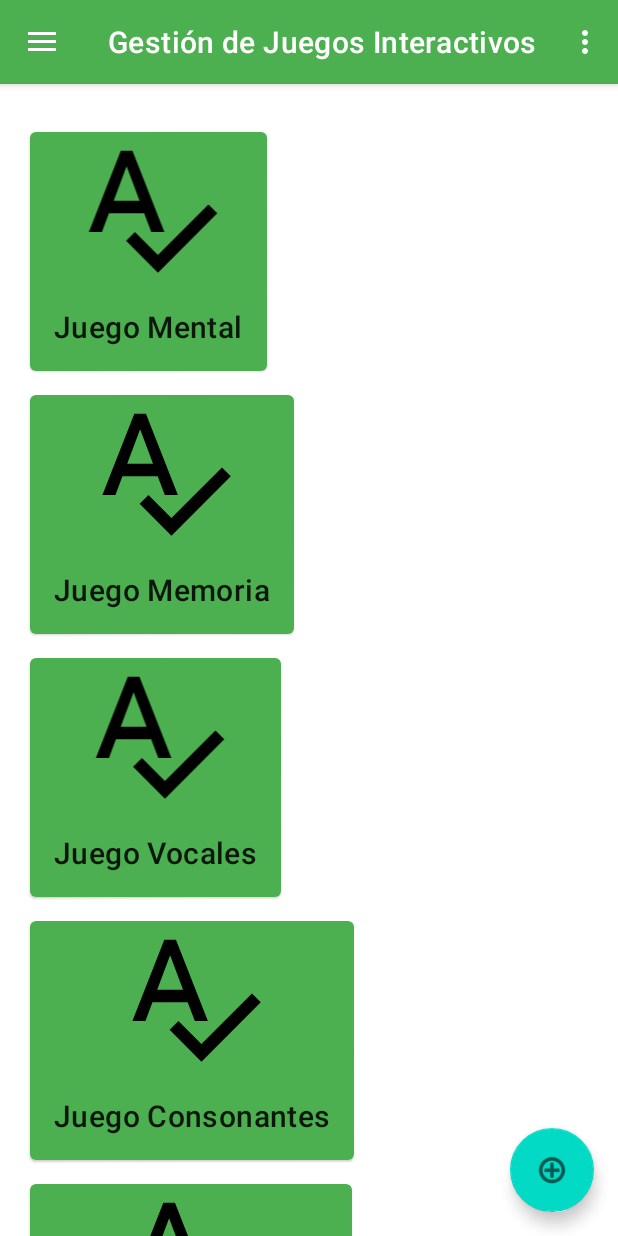
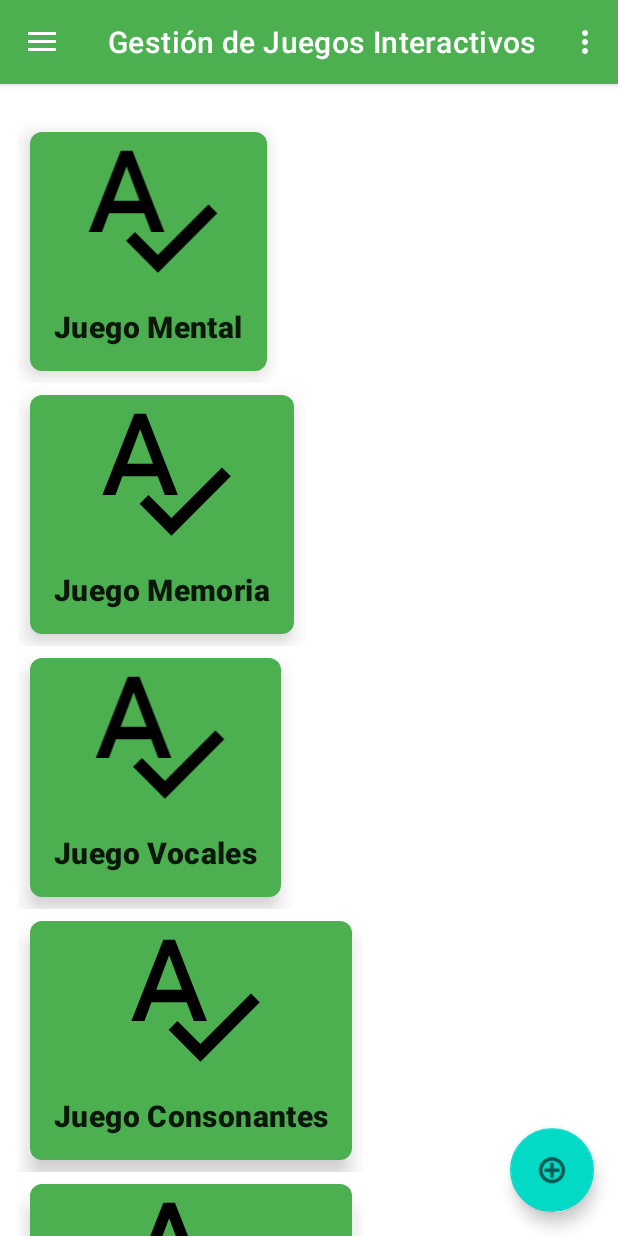
Before and after one commit to Lexan92/APPTEA, an Android app: the screen it shows after launch (MainActivity), in the side drawer, after a tap on "Gestión de Juegos Interactivos", on a phone screen of 412 x 824 dp. Run offline under Robolectric (Android 15) with nearby library versions, the phone set to English and light mode, and no system bars; our stand-ins replace Room's generated code, navigation-ui.

Commit message:
mejora en la apariencia de las cardviews de categoria de juegos

```diff
--- a/app/src/main/res/layout/fragment_categoria_juego.xml
+++ b/app/src/main/res/layout/fragment_categoria_juego.xml
@@ -1,13 +1,14 @@
 <?xml version="1.0" encoding="utf-8"?>
-
-
-
-<FrameLayout xmlns:android="http://schemas.android.com/apk/res/android"
+<GridLayout
+    xmlns:android="http://schemas.android.com/apk/res/android"
     xmlns:tools="http://schemas.android.com/tools"
+    xmlns:app="http://schemas.android.com/apk/res-auto"
+    android:columnCount="2"
+    android:rowCount="4"
+    android:alignmentMode="alignMargins"
+    android:columnOrderPreserved="false"
     android:layout_width="match_parent"
-    android:layout_height="match_parent"
-    tools:context="com.example.apptea.ui.categoriajuego.CategoriaJuegoAdapter">
-
+    android:layout_height="wrap_content">
     <androidx.recyclerview.widget.RecyclerView
         android:id="@+id/lista_categoria_juego"
         android:layout_width="match_parent"
@@ -16,7 +17,8 @@
         android:paddingEnd="@dimen/card_side_margin"
         android:paddingStart="@dimen/card_side_margin"
         android:paddingTop="@dimen/header_margin"
+        app:layoutManager="androidx.recyclerview.widget.GridLayoutManager"
+        app:spanCount="@integer/grid_columns"
         tools:listitem="@layout/fragment_item_categoria_juego"/>
 
-
-</FrameLayout>
+</GridLayout>
--- a/app/src/main/res/layout/fragment_item_categoria_juego.xml
+++ b/app/src/main/res/layout/fragment_item_categoria_juego.xml
@@ -19,7 +19,8 @@
         android:layout_width="match_parent"
         android:layout_height="wrap_content"
         android:layout_margin="8dp"
-        android:theme="@style/AppTheme">
+        app:cardCornerRadius="8dp"
+        app:cardElevation="8dp">
 
         <LinearLayout
             android:layout_width="match_parent"
@@ -49,6 +50,7 @@
                     android:textSize="20sp"
                     android:text="Categoria Juego"
                     android:textAppearance="?attr/textAppearanceHeadline6"
+                    android:textStyle="bold"
                     />
 
 
```
